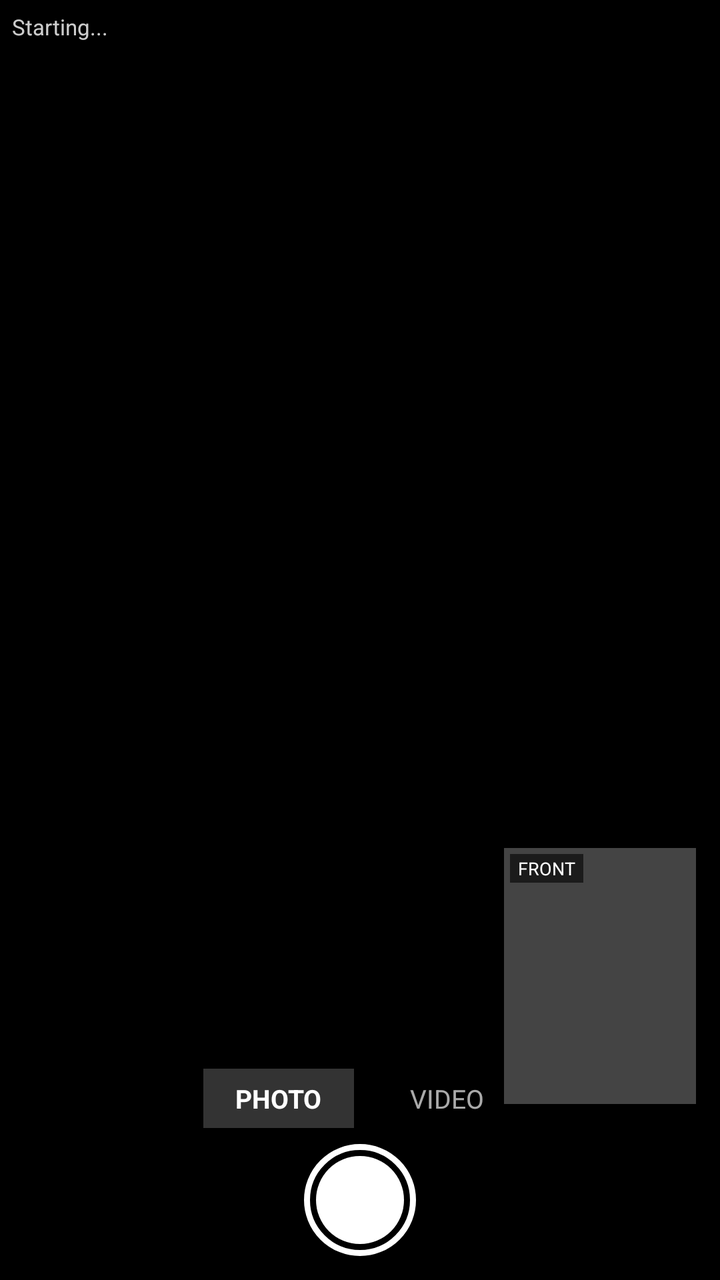
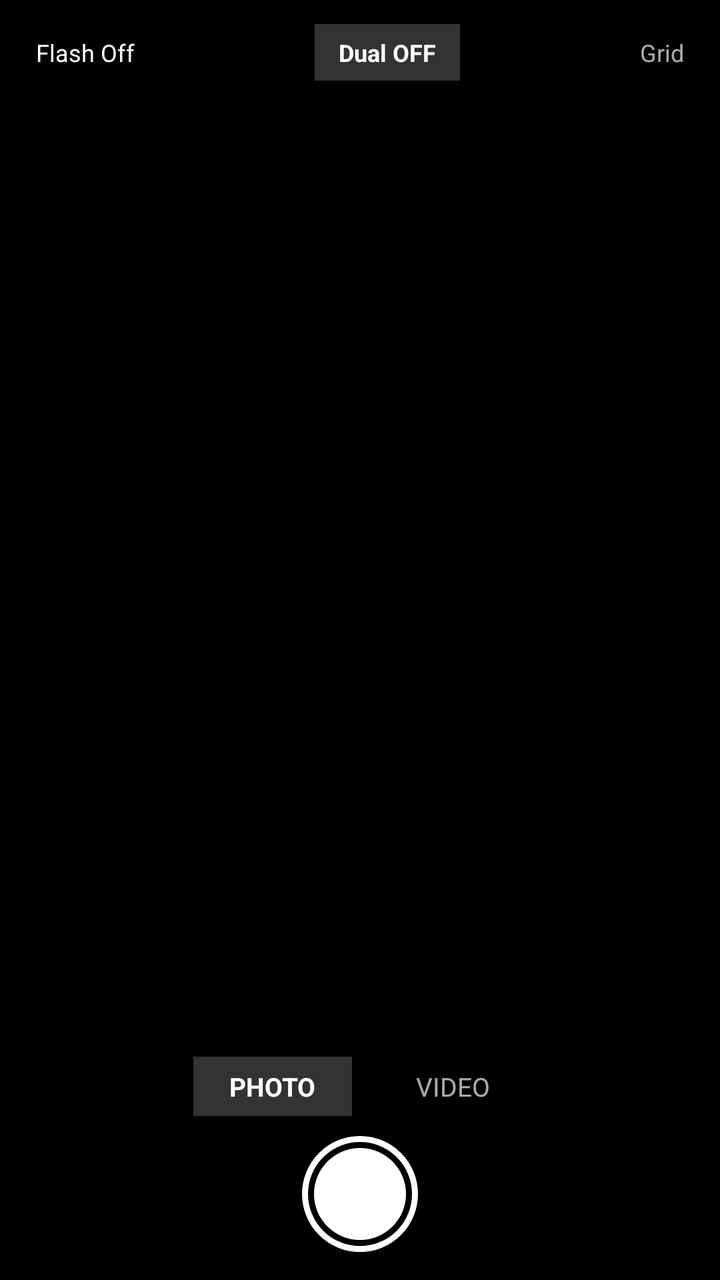

Screens rendered from an Android XML layout before and after an edit, with the pre-edit source and the edit as a unified diff.
<!-- AndroidManifest.xml: application theme Theme.Material3.Dark.NoActionBar -->
<!-- res/layout/activity_main.xml -->
<?xml version="1.0" encoding="utf-8"?>
<FrameLayout xmlns:android="http://schemas.android.com/apk/res/android"
    android:id="@+id/root"
    android:layout_width="match_parent"
    android:layout_height="match_parent"
    android:background="#000000">

    <TextureView
        android:id="@+id/backPreview"
        android:layout_width="match_parent"
        android:layout_height="match_parent" />

    <FrameLayout
        android:id="@+id/pipContainer"
        android:layout_width="96dp"
        android:layout_height="128dp"
        android:layout_gravity="bottom|end"
        android:layout_marginEnd="12dp"
        android:layout_marginBottom="88dp"
        android:background="#44FFFFFF"
        android:elevation="6dp">

        <TextureView
            android:id="@+id/frontPreview"
            android:layout_width="match_parent"
            android:layout_height="match_parent" />

        <TextView
            android:layout_width="wrap_content"
            android:layout_height="wrap_content"
            android:layout_gravity="top|start"
            android:layout_margin="3dp"
            android:background="#99000000"
            android:paddingLeft="4dp"
            android:paddingRight="4dp"
            android:paddingTop="1dp"
            android:paddingBottom="1dp"
            android:text="FRONT"
            android:textColor="#FFFFFF"
            android:textSize="9sp" />
    </FrameLayout>

    <TextView
        android:id="@+id/statusText"
        android:layout_width="match_parent"
        android:layout_height="wrap_content"
        android:layout_gravity="top"
        android:background="#66000000"
        android:padding="6dp"
        android:text="Starting..."
        android:textColor="#CCFFFFFF"
        android:textSize="11sp" />

    <LinearLayout
        android:layout_width="match_parent"
        android:layout_height="wrap_content"
        android:layout_gravity="bottom"
        android:orientation="vertical"
        android:background="#99000000"
        android:paddingTop="6dp"
        android:paddingBottom="12dp">

        <LinearLayout
            android:layout_width="match_parent"
            android:layout_height="wrap_content"
            android:gravity="center"
            android:orientation="horizontal"
            android:paddingBottom="8dp">

            <TextView
                android:id="@+id/btnModePhoto"
                android:layout_width="wrap_content"
                android:layout_height="wrap_content"
                android:paddingLeft="16dp"
                android:paddingRight="16dp"
                android:paddingTop="6dp"
                android:paddingBottom="6dp"
                android:text="PHOTO"
                android:textColor="#FFFFFF"
                android:textSize="13sp"
                android:textStyle="bold"
                android:background="#33FFFFFF" />

            <TextView
                android:id="@+id/btnModeVideo"
                android:layout_width="wrap_content"
                android:layout_height="wrap_content"
                android:layout_marginStart="12dp"
                android:paddingLeft="16dp"
                android:paddingRight="16dp"
                android:paddingTop="6dp"
                android:paddingBottom="6dp"
                android:text="VIDEO"
                android:textColor="#AAFFFFFF"
                android:textSize="13sp" />
        </LinearLayout>

        <LinearLayout
            android:layout_width="match_parent"
            android:layout_height="wrap_content"
            android:gravity="center"
            android:orientation="horizontal">

            <FrameLayout
                android:id="@+id/btnCapture"
                android:layout_width="56dp"
                android:layout_height="56dp"
                android:clickable="true"
                android:focusable="true">

                <View
                    android:id="@+id/shutterOuter"
                    android:layout_width="56dp"
                    android:layout_height="56dp"
                    android:layout_gravity="center"
                    android:background="@drawable/shutter_outer" />

                <View
                    android:id="@+id/shutterInner"
                    android:layout_width="44dp"
                    android:layout_height="44dp"
                    android:layout_gravity="center"
                    android:background="@drawable/shutter_inner_photo" />
            </FrameLayout>
        </LinearLayout>
    </LinearLayout>
</FrameLayout>
<!-- resources referenced by this layout -->
<resources>
  <!-- drawable shutter_inner_photo (drawable) -->
  <?xml version="1.0" encoding="utf-8"?>
  <shape xmlns:android="http://schemas.android.com/apk/res/android"
      android:shape="oval">
      <solid android:color="#FFFFFF" />
      <size android:width="44dp" android:height="44dp" />
  </shape>
  <!-- drawable shutter_outer (drawable) -->
  <?xml version="1.0" encoding="utf-8"?>
  <shape xmlns:android="http://schemas.android.com/apk/res/android"
      android:shape="oval">
      <stroke android:width="3dp" android:color="#FFFFFF" />
      <solid android:color="#00000000" />
      <size android:width="56dp" android:height="56dp" />
  </shape>
</resources>

<!-- the commit's change to res/layout/activity_main.xml (unified diff, before → after) -->
@@ -10,15 +10,25 @@
         android:layout_width="match_parent"
         android:layout_height="match_parent" />
 
+    
+    <View
+        android:id="@+id/gridOverlay"
+        android:layout_width="match_parent"
+        android:layout_height="match_parent"
+        android:background="@drawable/grid_lines"
+        android:visibility="gone" />
+
+    
     <FrameLayout
         android:id="@+id/pipContainer"
-        android:layout_width="96dp"
-        android:layout_height="128dp"
+        android:layout_width="100dp"
+        android:layout_height="133dp"
         android:layout_gravity="bottom|end"
         android:layout_marginEnd="12dp"
-        android:layout_marginBottom="88dp"
-        android:background="#44FFFFFF"
-        android:elevation="6dp">
+        android:layout_marginBottom="110dp"
+        android:background="#55FFFFFF"
+        android:elevation="6dp"
+        android:visibility="gone">
 
         <TextureView
             android:id="@+id/frontPreview"
@@ -36,43 +46,100 @@
             android:paddingTop="1dp"
             android:paddingBottom="1dp"
             android:text="FRONT"
-            android:textColor="#FFFFFF"
+            android:textColor="#FFF"
             android:textSize="9sp" />
     </FrameLayout>
 
+    
+    <LinearLayout
+        android:layout_width="match_parent"
+        android:layout_height="wrap_content"
+        android:layout_gravity="top"
+        android:orientation="horizontal"
+        android:gravity="center_vertical"
+        android:padding="10dp"
+        android:background="#66000000">
+
+        <TextView
+            android:id="@+id/btnFlash"
+            android:layout_width="wrap_content"
+            android:layout_height="wrap_content"
+            android:padding="8dp"
+            android:text="Flash Off"
+            android:textColor="#FFF"
+            android:textSize="12sp" />
+
+        <View
+            android:layout_width="0dp"
+            android:layout_height="1dp"
+            android:layout_weight="1" />
+
+        <TextView
+            android:id="@+id/btnDual"
+            android:layout_width="wrap_content"
+            android:layout_height="wrap_content"
+            android:paddingLeft="12dp"
+            android:paddingRight="12dp"
+            android:paddingTop="6dp"
+            android:paddingBottom="6dp"
+            android:text="Dual OFF"
+            android:textColor="#FFF"
+            android:textSize="12sp"
+            android:textStyle="bold"
+            android:background="#33FFFFFF" />
+
+        <View
+            android:layout_width="0dp"
+            android:layout_height="1dp"
+            android:layout_weight="1" />
+
+        <TextView
+            android:id="@+id/btnGrid"
+            android:layout_width="wrap_content"
+            android:layout_height="wrap_content"
+            android:padding="8dp"
+            android:text="Grid"
+            android:textColor="#AAFFFFFF"
+            android:textSize="12sp" />
+    </LinearLayout>
+
+    
     <TextView
         android:id="@+id/statusText"
         android:layout_width="match_parent"
         android:layout_height="wrap_content"
         android:layout_gravity="top"
-        android:background="#66000000"
-        android:padding="6dp"
-        android:text="Starting..."
+        android:layout_marginTop="48dp"
+        android:padding="4dp"
+        android:gravity="center"
+        android:text=""
         android:textColor="#CCFFFFFF"
         android:textSize="11sp" />
 
+    
     <LinearLayout
         android:layout_width="match_parent"
         android:layout_height="wrap_content"
         android:layout_gravity="bottom"
         android:orientation="vertical"
         android:background="#99000000"
-        android:paddingTop="6dp"
-        android:paddingBottom="12dp">
+        android:paddingTop="8dp"
+        android:paddingBottom="14dp">
 
+        
         <LinearLayout
             android:layout_width="match_parent"
             android:layout_height="wrap_content"
             android:gravity="center"
             android:orientation="horizontal"
-            android:paddingBottom="8dp">
+            android:paddingBottom="10dp">
 
             <TextView
                 android:id="@+id/btnModePhoto"
                 android:layout_width="wrap_content"
                 android:layout_height="wrap_content"
-                android:paddingLeft="16dp"
-                android:paddingRight="16dp"
+                android:paddingLeft="18dp"
+                android:paddingRight="18dp"
                 android:paddingTop="6dp"
                 android:paddingBottom="6dp"
                 android:text="PHOTO"
@@ -85,9 +152,9 @@
                 android:id="@+id/btnModeVideo"
                 android:layout_width="wrap_content"
                 android:layout_height="wrap_content"
-                android:layout_marginStart="12dp"
-                android:paddingLeft="16dp"
-                android:paddingRight="16dp"
+                android:layout_marginStart="14dp"
+                android:paddingLeft="18dp"
+                android:paddingRight="18dp"
                 android:paddingTop="6dp"
                 android:paddingBottom="6dp"
                 android:text="VIDEO"
@@ -95,33 +162,33 @@
                 android:textSize="13sp" />
         </LinearLayout>
 
-        <LinearLayout
+        
+        <FrameLayout
             android:layout_width="match_parent"
-            android:layout_height="wrap_content"
-            android:gravity="center"
-            android:orientation="horizontal">
+            android:layout_height="wrap_content">
 
             <FrameLayout
                 android:id="@+id/btnCapture"
-                android:layout_width="56dp"
-                android:layout_height="56dp"
+                android:layout_width="58dp"
+                android:layout_height="58dp"
+                android:layout_gravity="center"
                 android:clickable="true"
                 android:focusable="true">
 
                 <View
                     android:id="@+id/shutterOuter"
-                    android:layout_width="56dp"
-                    android:layout_height="56dp"
+                    android:layout_width="58dp"
+                    android:layout_height="58dp"
                     android:layout_gravity="center"
                     android:background="@drawable/shutter_outer" />
 
                 <View
                     android:id="@+id/shutterInner"
-                    android:layout_width="44dp"
-                    android:layout_height="44dp"
+                    android:layout_width="46dp"
+                    android:layout_height="46dp"
                     android:layout_gravity="center"
                     android:background="@drawable/shutter_inner_photo" />
             </FrameLayout>
-        </LinearLayout>
+        </FrameLayout>
     </LinearLayout>
 </FrameLayout>
<!-- resource entries referenced after the edit -->
@@ -1,5 +1,16 @@
 <!-- resources referenced by this layout -->
 <resources>
+  <!-- drawable grid_lines (drawable) -->
+  <?xml version="1.0" encoding="utf-8"?>
+  <layer-list xmlns:android="http://schemas.android.com/apk/res/android">
+      
+      <item>
+          <shape android:shape="rectangle">
+              <size android:width="1dp" />
+              <solid android:color="#44FFFFFF" />
+          </shape>
+      </item>
+  </layer-list>
   <!-- drawable shutter_inner_photo (drawable) -->
   <?xml version="1.0" encoding="utf-8"?>
   <shape xmlns:android="http://schemas.android.com/apk/res/android"
